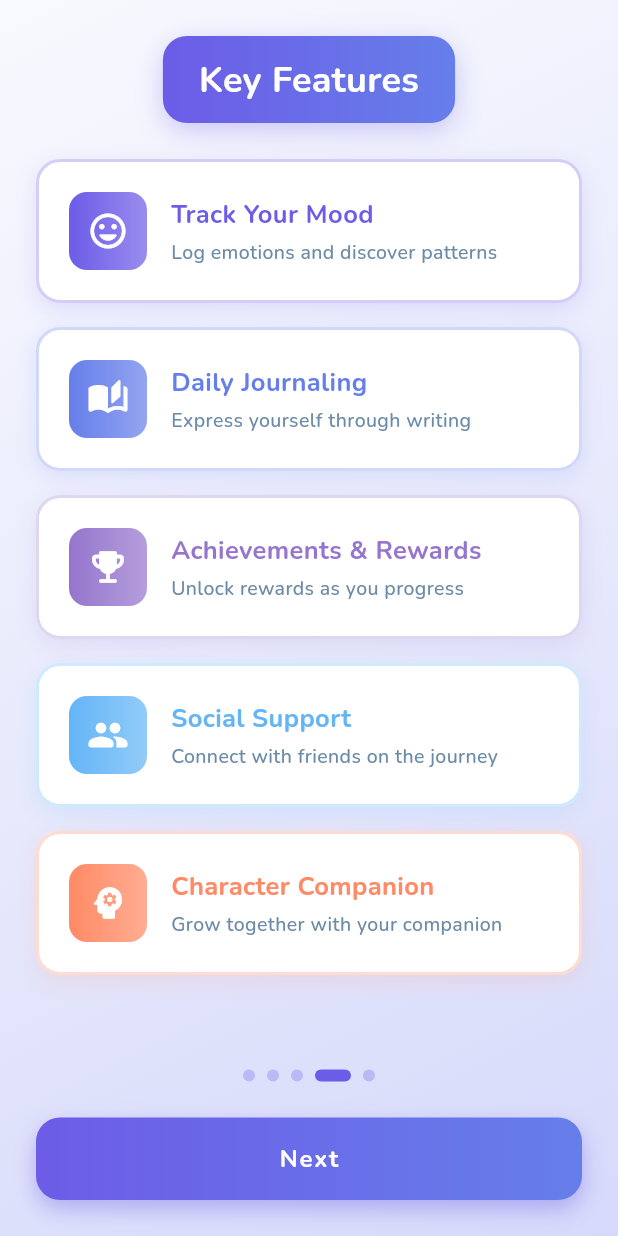
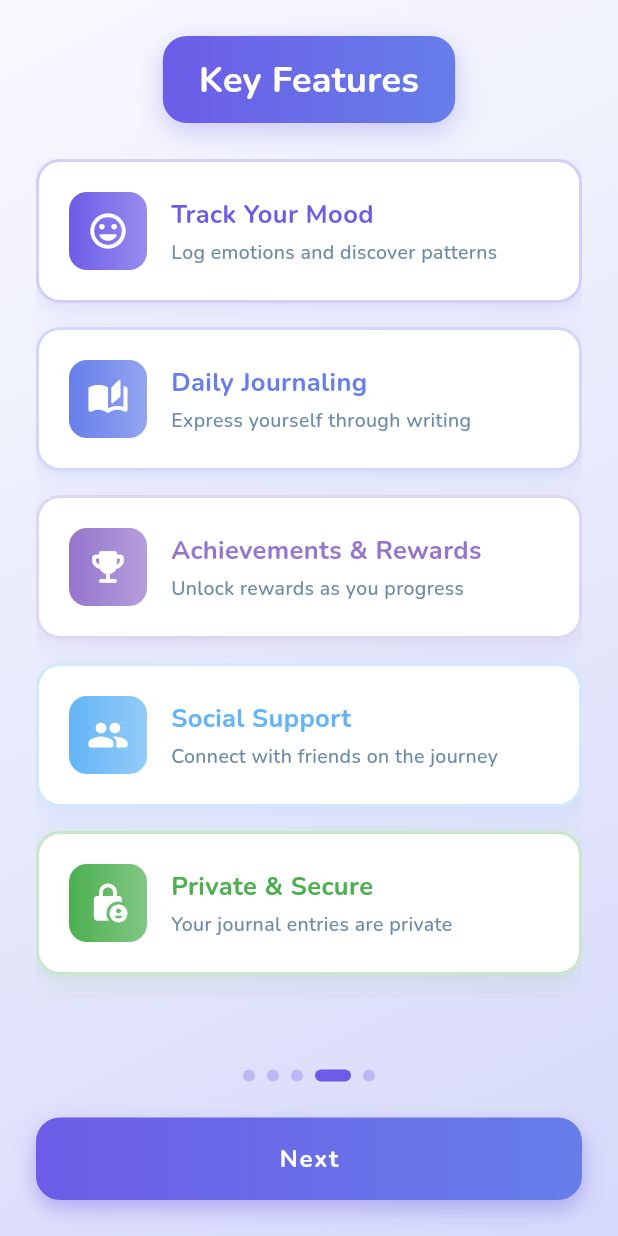
Before and after one commit to CSLiI/Gamified-mental-health-app, a Flutter app: the OnboardingScreen screen opened by its route, swiped to page 4, on a phone screen of 412 x 824 dp. Run offline on Flutter 3.47's test engine with Material 3 defaults, Android fonts, the phone set to English and light mode, and no system bars; our stand-ins replace dio, fl_chart, flutter_secure_storage, go_router, google_fonts, google_sign_in and 3 more; accounts and stored records are empty; network calls fail.

```diff
--- a/mental_health_app/lib/presentation/screens/auth/onboarding_screen.dart
+++ b/mental_health_app/lib/presentation/screens/auth/onboarding_screen.dart
@@ -369,10 +369,14 @@ class _OnboardingScreenState extends State<OnboardingScreen> {
                 )
               ],
             ),
-            child: const Icon(
-              Icons.favorite_rounded,
-              size: 80,
-              color: Colors.white,
+            child: ClipRRect(
+              borderRadius: BorderRadius.circular(20),
+              child: Image.asset(
+                'assets/images/app_logo.png',
+                width: 100,
+                height: 100,
+                fit: BoxFit.contain,
+              ),
             ),
           ),
           const SizedBox(height: 32),
@@ -390,7 +394,7 @@ class _OnboardingScreenState extends State<OnboardingScreen> {
               ],
             ),
             child: const Text(
-              'Welcome to Your\nWellness Journey',
+              'Welcome to Echo',
               style: TextStyle(
                 fontSize: 28,
                 fontWeight: FontWeight.bold,
@@ -782,9 +786,16 @@ class _OnboardingScreenState extends State<OnboardingScreen> {
                   ),
                   const SizedBox(height: 16),
                   _buildFeatureCard(
-                    Icons.psychology_rounded,
-                    'Character Companion',
-                    'Grow together with your companion',
+                    Icons.lock_person_rounded,
+                    'Private & Secure',
+                    'Your journal entries are private',
+                    const Color(0xFF4CAF50),
+                  ),
+                  const SizedBox(height: 16),
+                  _buildFeatureCard(
+                    Icons.pets_rounded,
+                    'Pet Companion',
+                    'Grow a magical pet as you improve',
                     const Color(0xFFFF8A65),
                   ),
                 ],
--- a/mental_health_app/pubspec.yaml
+++ b/mental_health_app/pubspec.yaml
@@ -67,6 +67,7 @@ flutter:
 
   # Add your assets here
   assets:
+    - assets/images/
     - assets/images/Boy_Gif_33FPS/
     - assets/images/Girl_Gif_33FPS/
     - assets/animations/
```
Also changed, not shown: mental_health_app/lib/presentation/screens/auth/login_screen.dart (+8 -5 lines), mental_health_app/lib/presentation/screens/splash/splash_screen.dart (+7 -4 lines), mental_health_app/assets/images/app_logo.png (added), 1 other file.
